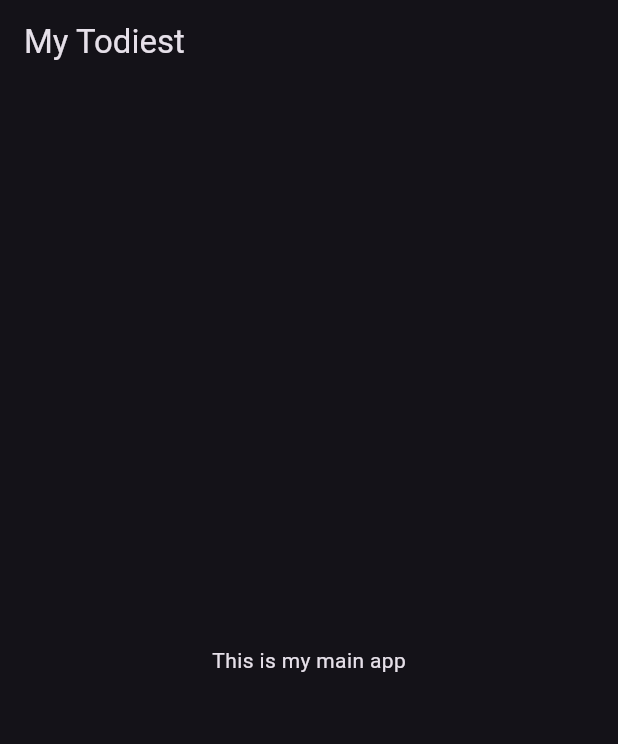
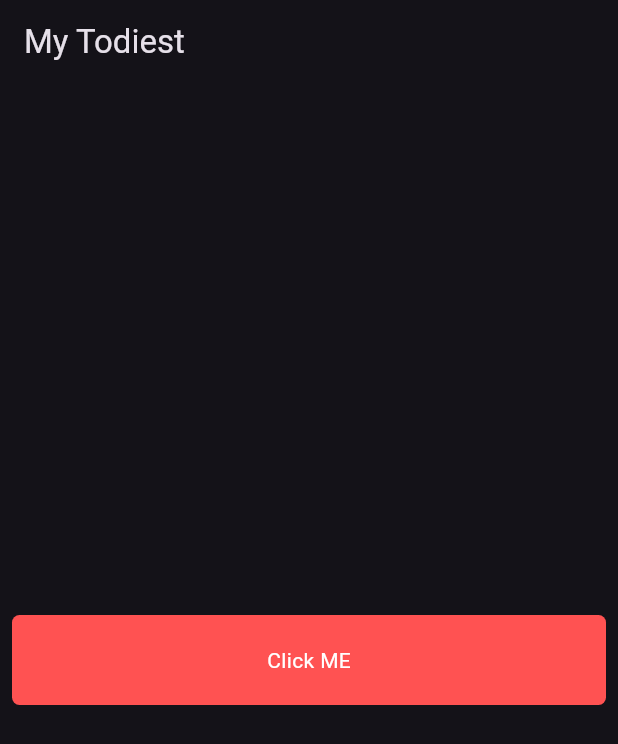
Before and after one commit to efunnuga-bamidele/Flutter-Dart, a Flutter app: the screen it shows after launch, on a phone screen of 412 x 824 dp. Shown: the top 744 px of the screen. Run offline on Flutter 3.47's test engine with Material 3 defaults, Android fonts, the light colour scheme and no system bars.

Commit message:
feat:Create a Styled Button Container

```diff
--- a/Fultter_Projects/mytodiest/lib/main.dart
+++ b/Fultter_Projects/mytodiest/lib/main.dart
@@ -1,25 +1,43 @@
 import 'package:flutter/material.dart';
 
-void main() => runApp(
-      MaterialApp(
-        theme: ThemeData(
-          brightness: Brightness.dark,
-          primaryColor: Colors.blueGrey,
+void main() {
+  runApp(MaterialApp(
+      theme: ThemeData(
+        brightness: Brightness.dark,
+        primaryColor: Colors.blueAccent,
+      ),
+      home: Scaffold(
+        appBar: AppBar(
+          title: Text("My Todiest"),
         ),
-        home: MyApp(),
+        body: Center(
+          child: UserButton(),
+        ),
+      )));
+}
+
+class UserButton extends StatelessWidget {
+  // const UserButton(super key);
+
+  @override
+  Widget build(BuildContext context) {
+    return GestureDetector(
+      onTap: () {
+        // TODO: Add functionality
+        print('User button was tapped');
+      },
+      child: Container(
+        height: 60,
+        padding: const EdgeInsets.all(8.0),
+        margin: const EdgeInsets.symmetric(horizontal: 8.0),
+        decoration: BoxDecoration(
+          borderRadius: BorderRadius.circular(5.0),
+          color: Colors.redAccent,
+        ),
+        child: const Center(
+          child: Text("Click ME", style: TextStyle(color: Colors.white)),
+        ),
       ),
     );
-
-class MyApp extends StatelessWidget {
-  @override
-  Widget build(BuildContext context) {
-    return (Scaffold(
-      appBar: AppBar(
-        title: const Text("My Todiest"),
-      ),
-      body: const Center(
-        child: Text("This is my main app"),
-      ),
-    ));
   }
 }
```
